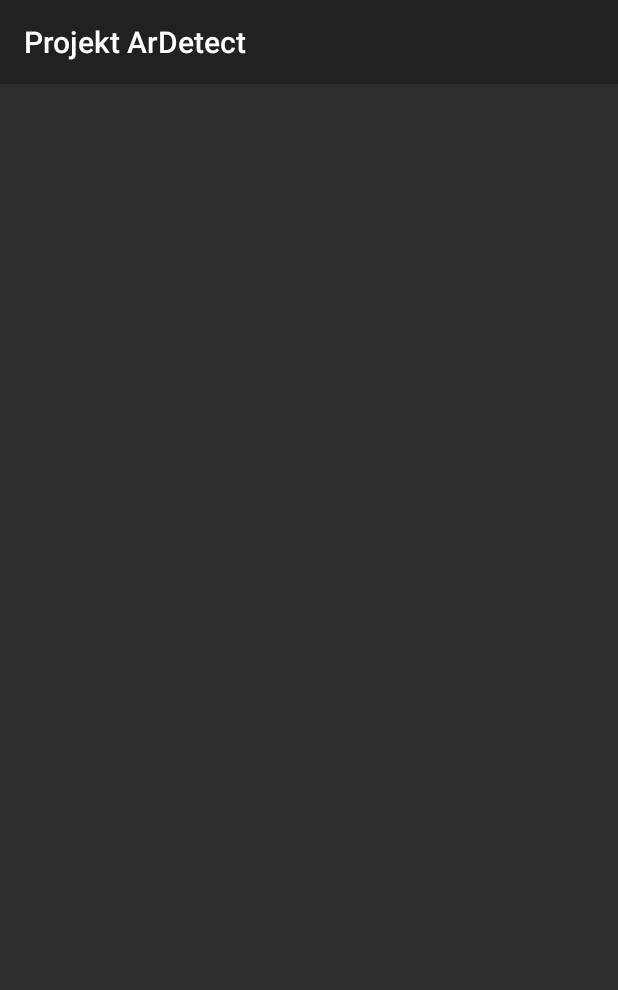
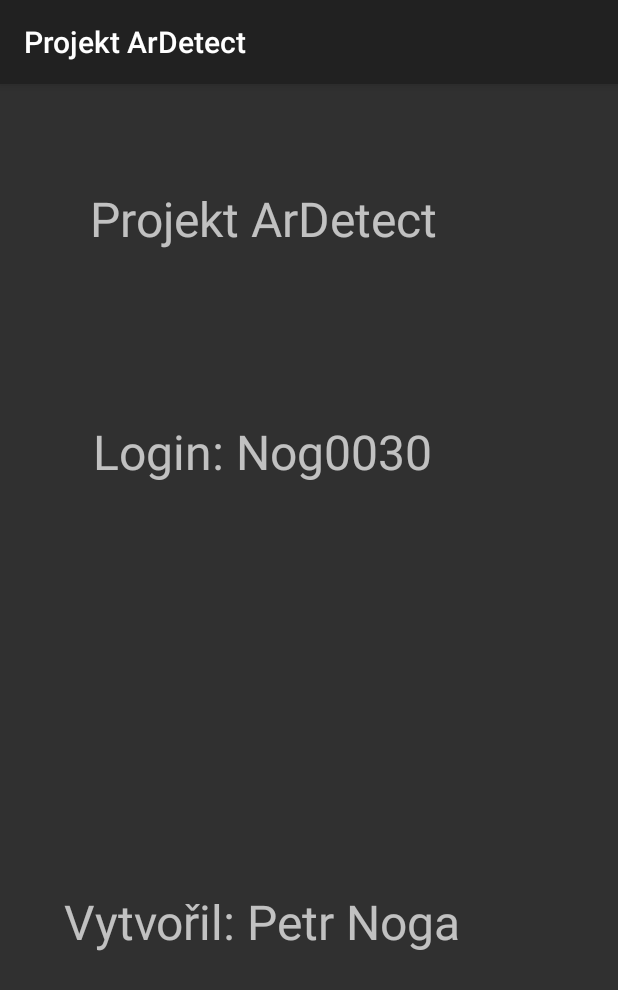
Before and after one commit to KeiShadow/ARProject, an Android app: the AboutActivity screen opened directly, with no data from a screen before it, on a phone screen of 412 x 824 dp. Shown: the top 990 px of the screen. Run offline under Robolectric (Android 15) with nearby library versions, the phone set to English and light mode, and no system bars.

Commit message:
Nastylování About Activity

```diff
--- a/NativeCamera/app/src/main/java/com/keiko/nativecamera/Activity/AboutActivity.java
+++ b/NativeCamera/app/src/main/java/com/keiko/nativecamera/Activity/AboutActivity.java
@@ -8,6 +8,7 @@ import com.keiko.nativecamera.R;
 public class AboutActivity extends AppCompatActivity {
 
 
+
     @Override
     protected void onCreate(Bundle savedInstanceState) {
         super.onCreate(savedInstanceState);
--- a/NativeCamera/app/src/main/res/layout/activity_about.xml
+++ b/NativeCamera/app/src/main/res/layout/activity_about.xml
@@ -6,4 +6,42 @@
     android:layout_height="match_parent"
     tools:context="com.keiko.nativecamera.Activity.AboutActivity">
 
+    <TextView
+        android:id="@+id/textView2"
+        android:layout_width="350dp"
+        android:layout_height="49dp"
+        android:layout_marginTop="112dp"
+        android:text="@string/login"
+        android:textAlignment="center"
+        android:textSize="32sp"
+        app:layout_constraintTop_toBottomOf="@+id/textView4"
+        tools:layout_editor_absoluteX="30dp" />
+
+    <TextView
+        android:id="@+id/textView3"
+        android:layout_width="298dp"
+        android:layout_height="wrap_content"
+        android:layout_marginEnd="8dp"
+        android:layout_marginStart="8dp"
+        android:layout_marginTop="264dp"
+        android:text="@string/created"
+        android:textAlignment="center"
+        android:textSize="32sp"
+        app:layout_constraintEnd_toEndOf="@+id/textView2"
+        app:layout_constraintStart_toStartOf="@+id/textView2"
+        app:layout_constraintTop_toBottomOf="@+id/textView2" />
+
+    <TextView
+        android:id="@+id/textView4"
+        android:layout_width="273dp"
+        android:layout_height="wrap_content"
+        android:layout_marginEnd="8dp"
+        android:layout_marginStart="8dp"
+        android:layout_marginTop="68dp"
+        android:text="@string/app_name"
+        android:textAlignment="center"
+        android:textSize="32sp"
+        app:layout_constraintEnd_toEndOf="@+id/textView2"
+        app:layout_constraintStart_toStartOf="@+id/textView2"
+        app:layout_constraintTop_toTopOf="parent" />
 </android.support.constraint.ConstraintLayout>
--- a/NativeCamera/app/src/main/res/values/strings.xml
+++ b/NativeCamera/app/src/main/res/values/strings.xml
@@ -13,4 +13,6 @@
     <string name="nazevAkce">Název akce</string>
     <string name="descAction">Popisek Akce</string>
     <string name="startAction">Začít úkon</string>
+    <string name="login">Login: Nog0030</string>
+    <string name="created">Vytvořil: Petr Noga</string>
 </resources>
```
